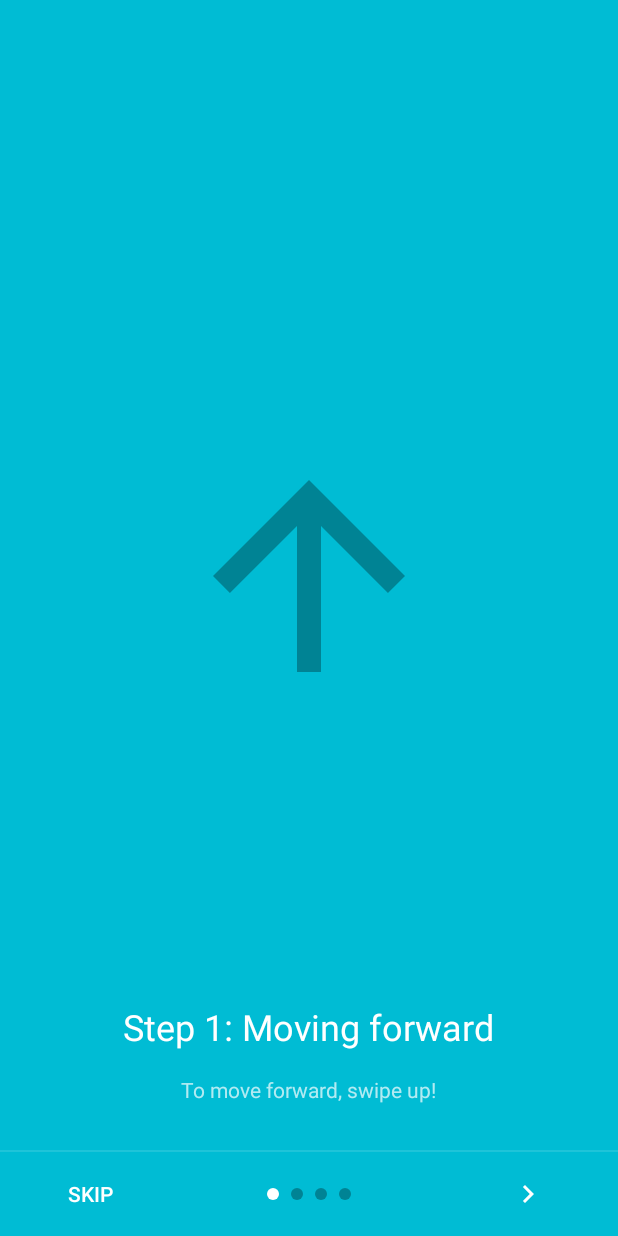
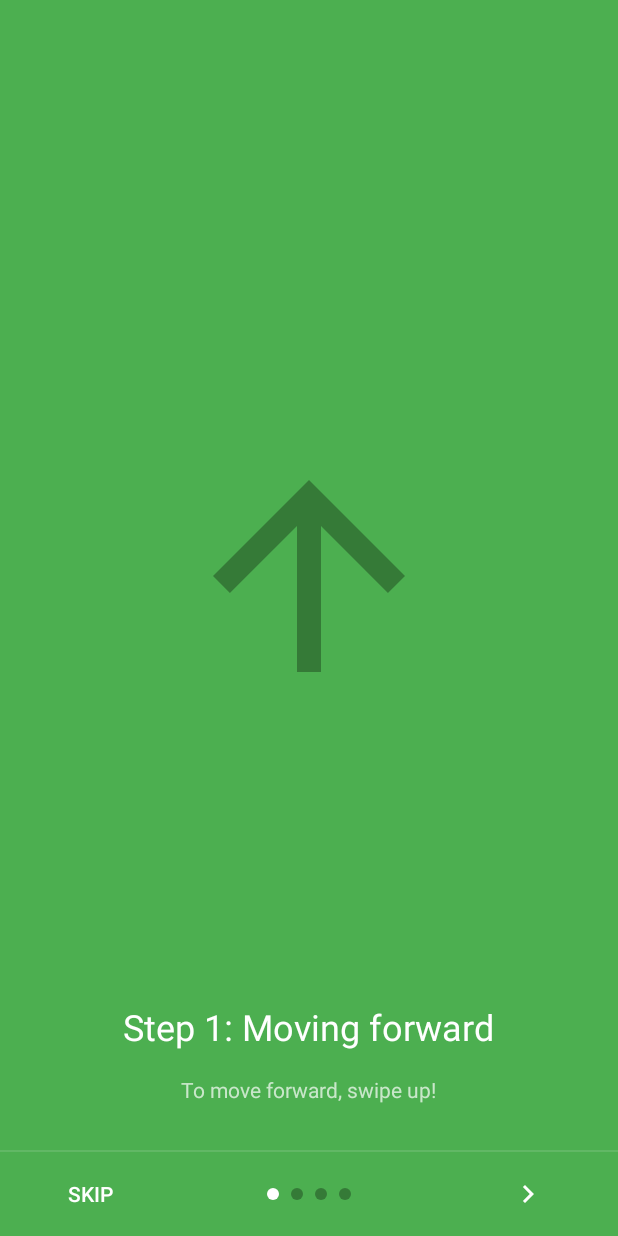
Before and after one commit to ajr-zimmer/robodysseycontroller, an Android app: the TutorialActivity screen opened directly, with no data from a screen before it, on a phone screen of 412 x 824 dp. Run offline under Robolectric (Android 15) with nearby library versions, the phone set to English and light mode, and no system bars.

Commit message:
Changed tutorial section colours, try to match the intention of each action

```diff
--- a/app/src/main/java/com/cain/robodysseycontroller/activities/TutorialActivity.java
+++ b/app/src/main/java/com/cain/robodysseycontroller/activities/TutorialActivity.java
@@ -87,9 +87,9 @@ public class TutorialActivity extends AppCompatActivity {
         mViewPager.setCurrentItem(page);
         updateIndicators(page);
 
-        final int colour1 = ContextCompat.getColor(this, R.color.cyan);
-        final int colour2 = ContextCompat.getColor(this, R.color.orange);
-        final int colour3 = ContextCompat.getColor(this, R.color.green);
+        final int colour1 = ContextCompat.getColor(this, R.color.green);
+        final int colour2 = ContextCompat.getColor(this, R.color.red);
+        final int colour3 = ContextCompat.getColor(this, R.color.cyan);
         final int colour4 = ContextCompat.getColor(this, R.color.deep_purple);
 
         final int[] colourList = new int[]{colour1, colour2, colour3, colour4};
```
